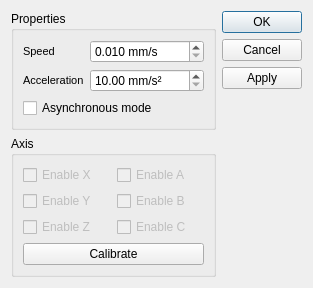
Above: DummyMotor/dialogDummyMotor.ui from itom-project/plugins before the change. Below: the same form after it.
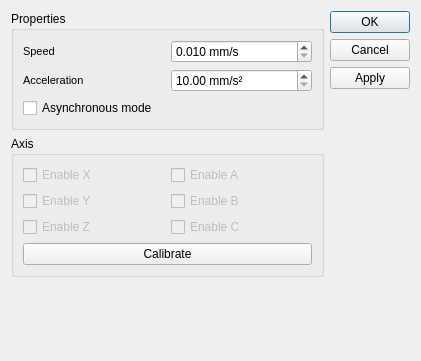
That is the form after the change.

What changed in the file:
```diff
--- a/DummyMotor/dialogDummyMotor.ui
+++ b/DummyMotor/dialogDummyMotor.ui
@@ -6,22 +6,10 @@
    <rect>
     <x>0</x>
     <y>0</y>
-    <width>296</width>
-    <height>259</height>
+    <width>421</width>
+    <height>361</height>
    </rect>
   </property>
-  <property name="minimumSize">
-   <size>
-    <width>0</width>
-    <height>0</height>
-   </size>
-  </property>
-  <property name="maximumSize">
-   <size>
-    <width>16777215</width>
-    <height>16777215</height>
-   </size>
-  </property>
   <property name="windowTitle">
    <string>Dialog</string>
   </property>
```
